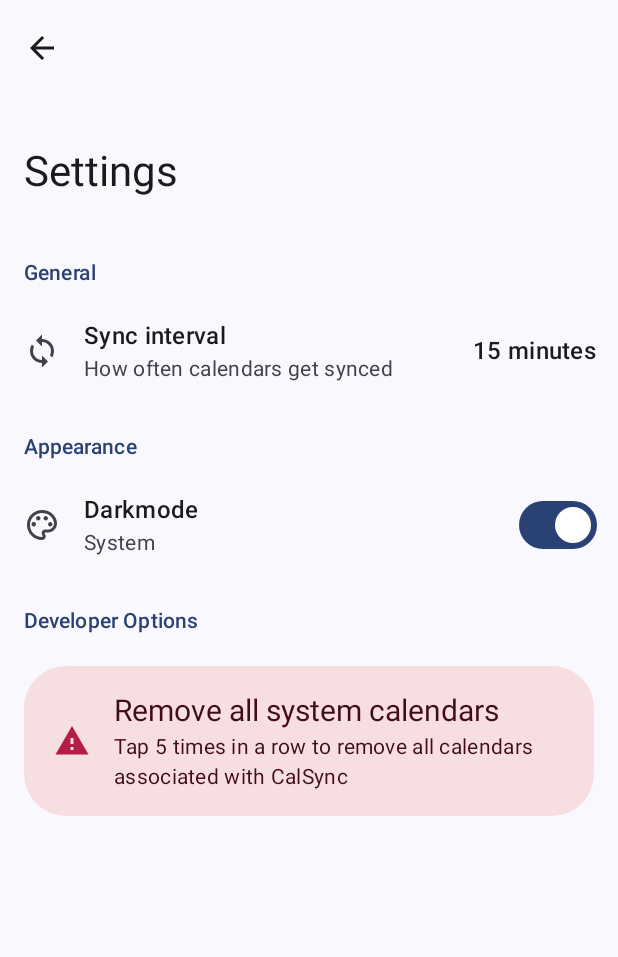
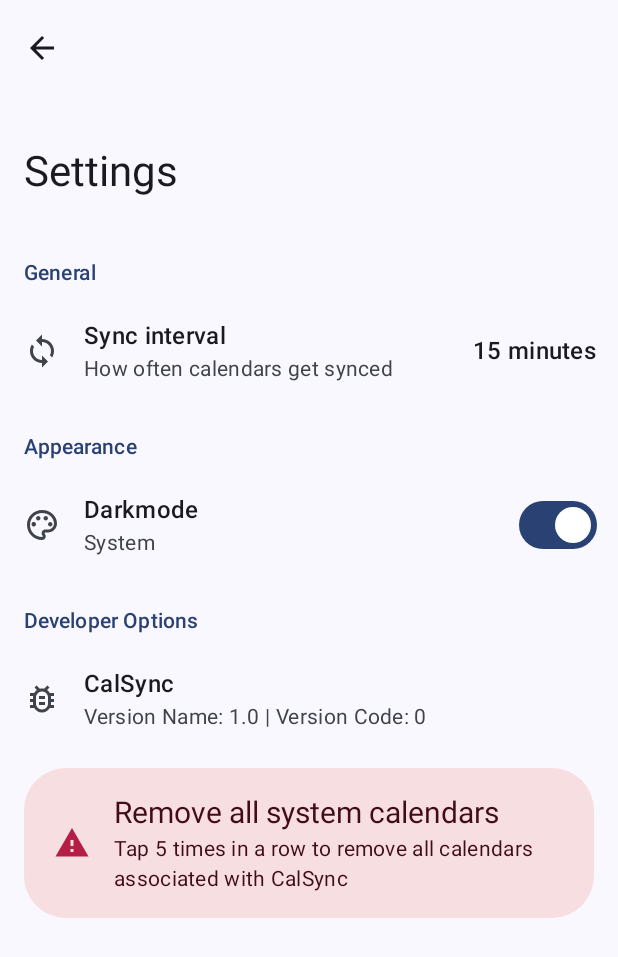
Before and after one commit to mcbabo/CalSync, an Android app built with Jetpack Compose: the settings screen opened through its navigation route, on a phone screen of 412 x 824 dp. Shown: the top 957 px of the screen. Run offline under Robolectric (Android 15) with nearby library versions, the phone set to English and light mode, and no system bars; our stand-ins replace Dagger/Hilt's generated code, Room's generated code; libraries missing offline, so code that uses them is left out: androidx.hilt.lifecycle, biweekly.component.

Commit message:
Added Version info

```diff
--- a/app/src/main/java/at/mcbabo/calsync/ui/screen/SettingsScreen.kt
+++ b/app/src/main/java/at/mcbabo/calsync/ui/screen/SettingsScreen.kt
@@ -8,6 +8,7 @@ import androidx.compose.foundation.layout.padding
 import androidx.compose.foundation.rememberScrollState
 import androidx.compose.foundation.verticalScroll
 import androidx.compose.material.icons.Icons
+import androidx.compose.material.icons.outlined.BugReport
 import androidx.compose.material.icons.outlined.DarkMode
 import androidx.compose.material.icons.outlined.LightMode
 import androidx.compose.material.icons.outlined.Palette
@@ -41,6 +42,7 @@ import at.mcbabo.calsync.data.store.ThemeMode
 import at.mcbabo.calsync.data.viewmodel.CalendarViewModel
 import at.mcbabo.calsync.data.viewmodel.SettingsViewModel
 import at.mcbabo.calsync.ui.component.BackButton
+import at.mcbabo.calsync.ui.component.PreferenceItem
 import at.mcbabo.calsync.ui.component.PreferenceSubtitle
 import at.mcbabo.calsync.ui.component.PreferenceSwitch
 import at.mcbabo.calsync.ui.component.PreferenceText
@@ -48,6 +50,8 @@ import at.mcbabo.calsync.ui.component.PreferencesCautionCard
 import at.mcbabo.calsync.ui.component.SyncIntervalDialog
 import at.mcbabo.calsync.ui.component.showTime
 import at.mcbabo.calsync.ui.theme.CalSyncTheme
+import at.mcbabo.calsync.util.getAppVersion
+import at.mcbabo.calsync.util.getAppVersionCode
 import kotlinx.coroutines.delay
 import kotlinx.coroutines.launch
 
@@ -58,6 +62,7 @@ fun SettingsScreen(
     settingsViewModel: SettingsViewModel = hiltViewModel(),
     calendarViewModel: CalendarViewModel = hiltViewModel(),
 ) {
+    val context = LocalContext.current
     val snackbarHostState = remember { SnackbarHostState() }
     val scrollBehavior = exitUntilCollapsedScrollBehavior()
 
@@ -145,6 +150,11 @@ fun SettingsScreen(
             )
 
             PreferenceSubtitle(stringResource(R.string.developer_options))
+            PreferenceItem(
+                title = stringResource(R.string.app_name),
+                description = "Version Name: ${getAppVersion(context)} | Version Code: ${getAppVersionCode(context)}",
+                icon = Icons.Outlined.BugReport,
+            )
             PreferencesCautionCard(
                 title = stringResource(R.string.remove_all_system_calendars),
                 icon = Icons.Outlined.Warning,
--- a/app/src/main/java/at/mcbabo/calsync/util/PermissionChecker.kt
+++ b/app/src/main/java/at/mcbabo/calsync/util/PermissionChecker.kt
@@ -21,3 +21,12 @@ fun getAppVersion(context: Context): String {
         "1.0"
     }
 }
+
+fun getAppVersionCode(context: Context): String {
+    return try {
+        val packageInfo = context.packageManager.getPackageInfo(context.packageName, 0)
+        packageInfo.longVersionCode.toString()
+    } catch (e: Exception) {
+        "1.0"
+    }
+}
```
